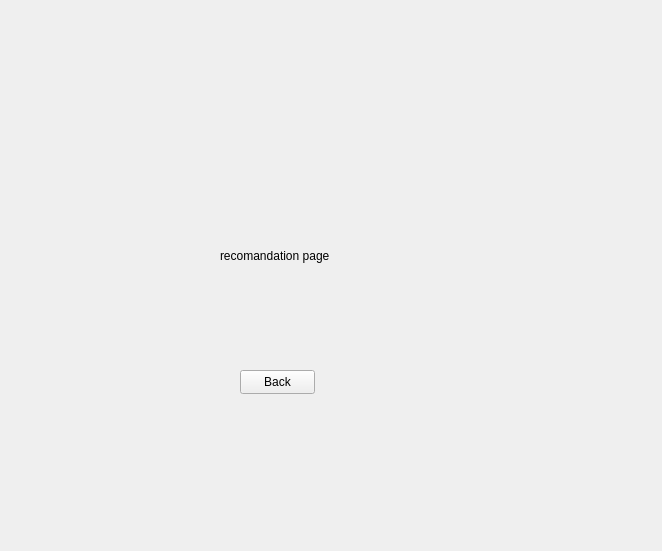
Old version of the form modules/UI/src/usermeniu.ui in the repository PerryVrajnitorincul26/proiectMCPP.
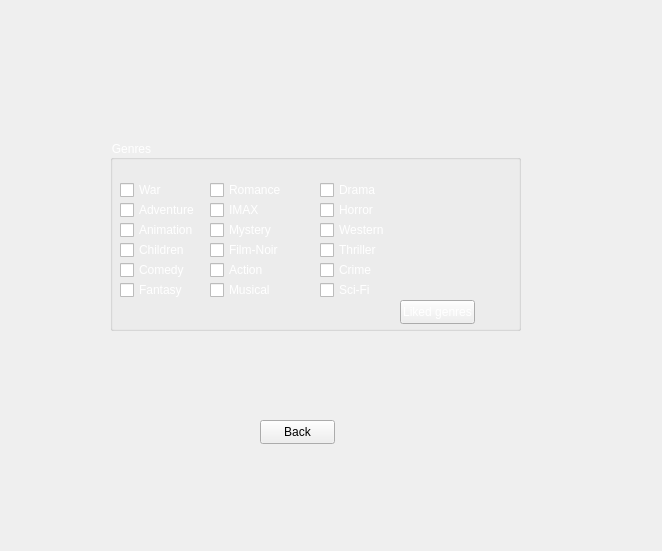
New version of the form. The open tabs and pages were chosen to show the change.

Commit message: Storing liked genres in a vector.

What changed in the file:
```diff
--- a/modules/UI/src/usermeniu.ui
+++ b/modules/UI/src/usermeniu.ui
@@ -16,8 +16,8 @@
   <widget class="QStackedWidget" name="stackedWidget">
    <property name="geometry">
     <rect>
-     <x>0</x>
-     <y>30</y>
+     <x>10</x>
+     <y>20</y>
      <width>641</width>
      <height>541</height>
     </rect>
@@ -94,24 +94,11 @@
     </widget>
    </widget>
    <widget class="QWidget" name="page_2">
-    <widget class="QLabel" name="label_3">
-     <property name="geometry">
-      <rect>
-       <x>220</x>
-       <y>170</y>
-       <width>151</width>
-       <height>111</height>
-      </rect>
-     </property>
-     <property name="text">
-      <string>recomandation page</string>
-     </property>
-    </widget>
     <widget class="QPushButton" name="backButtRec">
      <property name="geometry">
       <rect>
-       <x>240</x>
-       <y>340</y>
+       <x>250</x>
+       <y>400</y>
        <width>75</width>
        <height>24</height>
       </rect>
@@ -120,6 +107,269 @@
       <string>Back</string>
      </property>
     </widget>
+    <widget class="QGroupBox" name="groupBox_2">
+     <property name="geometry">
+      <rect>
+       <x>100</x>
+       <y>120</y>
+       <width>411</width>
+       <height>191</height>
+      </rect>
+     </property>
+     <property name="styleSheet">
+      <string notr="true">color:white</string>
+     </property>
+     <property name="title">
+      <string>Genres</string>
+     </property>
+     <widget class="QCheckBox" name="Adventure">
+      <property name="geometry">
+       <rect>
+        <x>10</x>
+        <y>60</y>
+        <width>75</width>
+        <height>20</height>
+       </rect>
+      </property>
+      <property name="text">
+       <string>Adventure</string>
+      </property>
+     </widget>
+     <widget class="QCheckBox" name="Children">
+      <property name="geometry">
+       <rect>
+        <x>10</x>
+        <y>100</y>
+        <width>75</width>
+        <height>20</height>
+       </rect>
+      </property>
+      <property name="text">
+       <string>Children</string>
+      </property>
+     </widget>
+     <widget class="QCheckBox" name="Animation">
+      <property name="geometry">
+       <rect>
+        <x>10</x>
+        <y>80</y>
+        <width>75</width>
+        <height>20</height>
+       </rect>
+      </property>
+      <property name="text">
+       <string>Animation</string>
+      </property>
+     </widget>
+     <widget class="QCheckBox" name="Comedy">
+      <property name="geometry">
+       <rect>
+        <x>10</x>
+        <y>120</y>
+        <width>75</width>
+        <height>20</height>
+       </rect>
+      </property>
+      <property name="text">
+       <string>Comedy</string>
+      </property>
+     </widget>
+     <widget class="QCheckBox" name="Action">
+      <property name="geometry">
+       <rect>
+        <x>100</x>
+        <y>120</y>
+        <width>75</width>
+        <height>20</height>
+       </rect>
+      </property>
+      <property name="text">
+       <string>Action</string>
+      </property>
+     </widget>
+     <widget class="QCheckBox" name="Drama">
+      <property name="geometry">
+       <rect>
+        <x>210</x>
+        <y>40</y>
+        <width>75</width>
+        <height>20</height>
+       </rect>
+      </property>
+      <property name="text">
+       <string>Drama</string>
+      </property>
+     </widget>
+     <widget class="QCheckBox" name="Romance">
+      <property name="geometry">
+       <rect>
+        <x>100</x>
+        <y>40</y>
+        <width>75</width>
+        <height>20</height>
+       </rect>
+      </property>
+      <property name="text">
+       <string>Romance</string>
+      </property>
+     </widget>
+     <widget class="QCheckBox" name="Fantasy">
+      <property name="geometry">
+       <rect>
+        <x>10</x>
+        <y>140</y>
+        <width>75</width>
+        <height>20</height>
+       </rect>
+      </property>
+      <property name="text">
+       <string>Fantasy</string>
+      </property>
+     </widget>
+     <widget class="QCheckBox" name="Thriller">
+      <property name="geometry">
+       <rect>
+        <x>210</x>
+        <y>100</y>
+        <width>75</width>
+        <height>20</height>
+       </rect>
+      </property>
+      <property name="text">
+       <string>Thriller</string>
+      </property>
+     </widget>
+     <widget class="QCheckBox" name="Horror">
+      <property name="geometry">
+       <rect>
+        <x>210</x>
+        <y>60</y>
+        <width>75</width>
+        <height>20</height>
+       </rect>
+      </property>
+      <property name="text">
+       <string>Horror</string>
+      </property>
+     </widget>
+     <widget class="QCheckBox" name="Crime">
+      <property name="geometry">
+       <rect>
+        <x>210</x>
+        <y>120</y>
+        <width>75</width>
+        <height>20</height>
+       </rect>
+      </property>
+      <property name="text">
+       <string>Crime</string>
+      </property>
+     </widget>
+     <widget class="QCheckBox" name="SciFi">
+      <property name="geometry">
+       <rect>
+        <x>210</x>
+        <y>140</y>
+        <width>75</width>
+        <height>20</height>
+       </rect>
+      </property>
+      <property name="text">
+       <string>Sci-Fi</string>
+      </property>
+     </widget>
+     <widget class="QCheckBox" name="Musical">
+      <property name="geometry">
+       <rect>
+        <x>100</x>
+        <y>140</y>
+        <width>75</width>
+        <height>20</height>
+       </rect>
+      </property>
+      <property name="text">
+       <string>Musical</string>
+      </property>
+     </widget>
+     <widget class="QCheckBox" name="IMAX">
+      <property name="geometry">
+       <rect>
+        <x>100</x>
+        <y>60</y>
+        <width>75</width>
+        <height>20</height>
+       </rect>
+      </property>
+      <property name="text">
+       <string>IMAX</string>
+      </property>
+     </widget>
+     <widget class="QCheckBox" name="Mystery">
+      <property name="geometry">
+       <rect>
+        <x>100</x>
+        <y>80</y>
+        <width>75</width>
+        <height>20</height>
+       </rect>
+      </property>
+      <property name="text">
+       <string>Mystery</string>
+      </property>
+     </widget>
+     <widget class="QCheckBox" name="War">
+      <property name="geometry">
+       <rect>
+        <x>10</x>
+        <y>40</y>
+        <width>75</width>
+        <height>20</height>
+       </rect>
+      </property>
+      <property name="text">
+       <string>War</string>
+      </property>
+     </widget>
+     <widget class="QCheckBox" name="Western">
+      <property name="geometry">
+       <rect>
+        <x>210</x>
+        <y>80</y>
+        <width>75</width>
+        <height>20</height>
+       </rect>
+      </property>
+      <property name="text">
+       <string>Western</string>
+      </property>
+     </widget>
+     <widget class="QCheckBox" name="FilmNoir">
+      <property name="geometry">
+       <rect>
+        <x>100</x>
+        <y>100</y>
+        <width>75</width>
+        <height>20</height>
+       </rect>
+      </property>
+      <property name="text">
+       <string>Film-Noir</string>
+      </property>
+     </widget>
+     <widget class="QPushButton" name="likedGenres_pushButton">
+      <property name="geometry">
+       <rect>
+        <x>290</x>
+        <y>160</y>
+        <width>75</width>
+        <height>24</height>
+       </rect>
+      </property>
+      <property name="text">
+       <string>Liked genres</string>
+      </property>
+     </widget>
+    </widget>
    </widget>
    <widget class="QWidget" name="page_3">
     <widget class="QPushButton" name="deleteButton">
```
Left out of the diff: 2 changed lines with no effect on the pictures. The commit also changes 2 other files.
